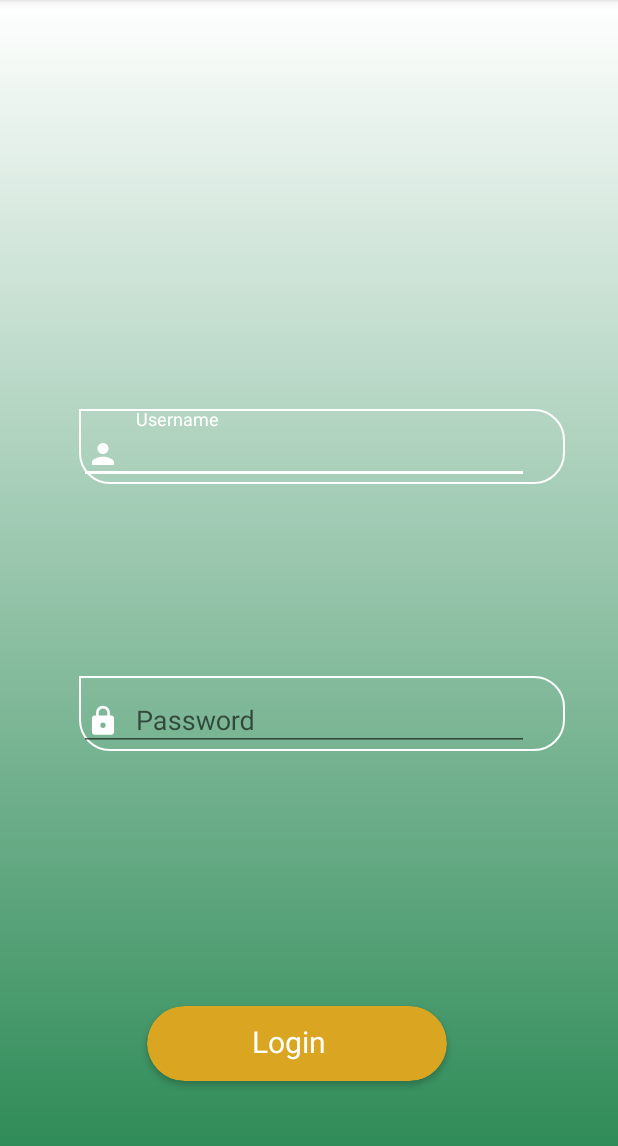
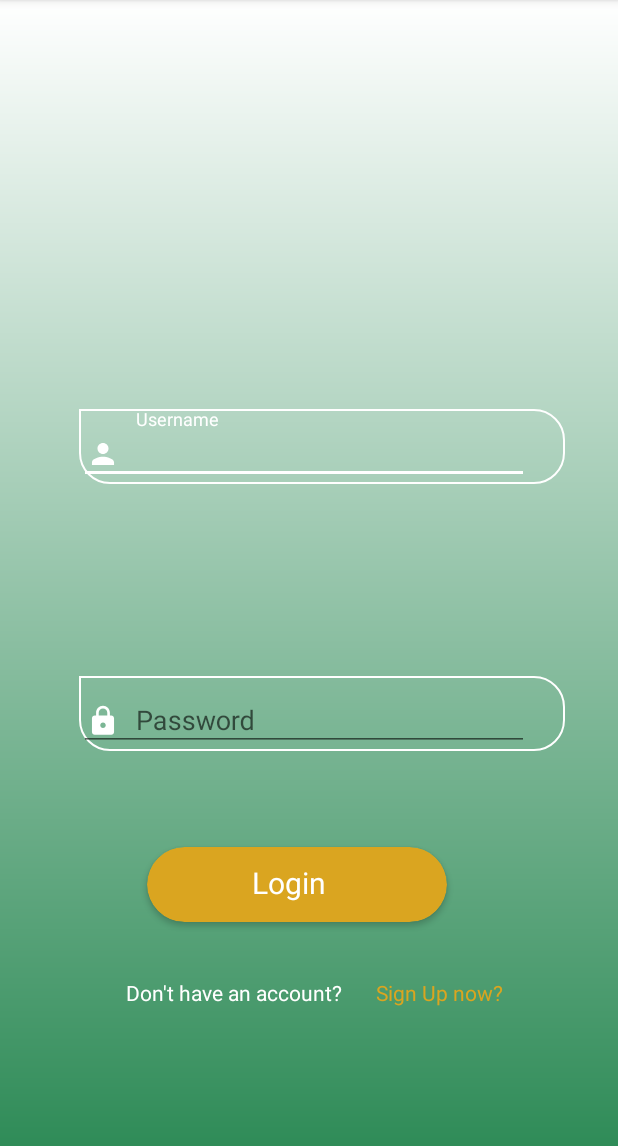
Before and after one commit to Willie-theBeastMutua/MetroTrans, an Android app: the screen it shows after launch (MainActivity), on a phone screen of 412 x 824 dp, the part 84-1230 px from its top. Run offline under Robolectric (Android 15) with nearby library versions, the phone set to English and light mode, and no system bars; our stand-ins replace Firebase (no records; nobody signed in at launch, a user with empty details on screens opened directly).

Commit message:
Update with sign up Xml and user location marker

```diff
--- a/app/src/main/res/layout/activity_main.xml
+++ b/app/src/main/res/layout/activity_main.xml
@@ -79,7 +79,7 @@
         android:layout_marginTop="8dp"
         android:layout_marginEnd="24dp"
         android:layout_marginRight="8dp"
-        android:layout_marginBottom="8dp"
+        android:layout_marginBottom="120dp"
         app:cardBackgroundColor="@color/gold"
         app:cardCornerRadius="25dp"
         app:layout_constraintBottom_toBottomOf="parent"
@@ -99,4 +99,38 @@
             android:textColor="@color/white"
             android:textSize="20dp" />
     </androidx.cardview.widget.CardView>
+
+    <TextView
+        android:id="@+id/textView"
+        android:layout_width="wrap_content"
+        android:layout_height="wrap_content"
+        android:layout_marginStart="10dp"
+        android:layout_marginTop="8dp"
+        android:layout_marginEnd="8dp"
+        android:layout_marginBottom="8dp"
+        android:text="Don't have an account?"
+        app:layout_constraintBottom_toBottomOf="parent"
+        app:layout_constraintEnd_toEndOf="parent"
+        app:layout_constraintHorizontal_bias="0.297"
+        app:layout_constraintStart_toStartOf="parent"
+        app:layout_constraintTop_toTopOf="parent"
+        app:layout_constraintVertical_bias="0.879"
+        android:textColor="@color/colorAccent"
+        />
+
+    <TextView
+        android:id="@+id/textView2"
+        android:layout_width="wrap_content"
+        android:layout_height="wrap_content"
+        android:layout_marginStart="10dp"
+        android:layout_marginEnd="8dp"
+        android:layout_marginBottom="8dp"
+        android:text="Sign Up now?"
+        android:textColor="@color/gold"
+        app:layout_constraintBottom_toBottomOf="parent"
+        app:layout_constraintEnd_toEndOf="parent"
+        app:layout_constraintHorizontal_bias="0.777"
+        app:layout_constraintStart_toStartOf="parent"
+        app:layout_constraintTop_toTopOf="parent"
+        app:layout_constraintVertical_bias="0.88" />
 </androidx.constraintlayout.widget.ConstraintLayout>
```
Also changed, not shown: app/src/main/java/com/example/metrotrans/userlocationactivity.java (+21 -4 lines), app/src/main/ic_launcher-web.png (added), app/src/main/personmarker-web.png (added), app/src/main/res/mipmap-hdpi/ic_launcher.png, app/src/main/res/mipmap-hdpi/personmarker.png (added), app/src/main/res/mipmap-mdpi/ic_launcher.png, app/src/main/res/mipmap-mdpi/personmarker.png (added), app/src/main/res/mipmap-xhdpi/ic_launcher.png, app/src/main/res/mipmap-xhdpi/personmarker.png (added), app/src/main/res/mipmap-xxhdpi/ic_launcher.png, app/src/main/res/mipmap-xxhdpi/personmarker.png (added), app/src/main/res/mipmap-xxxhdpi/ic_launcher.png, app/src/main/res/mipmap-xxxhdpi/personmarker.png (added).
